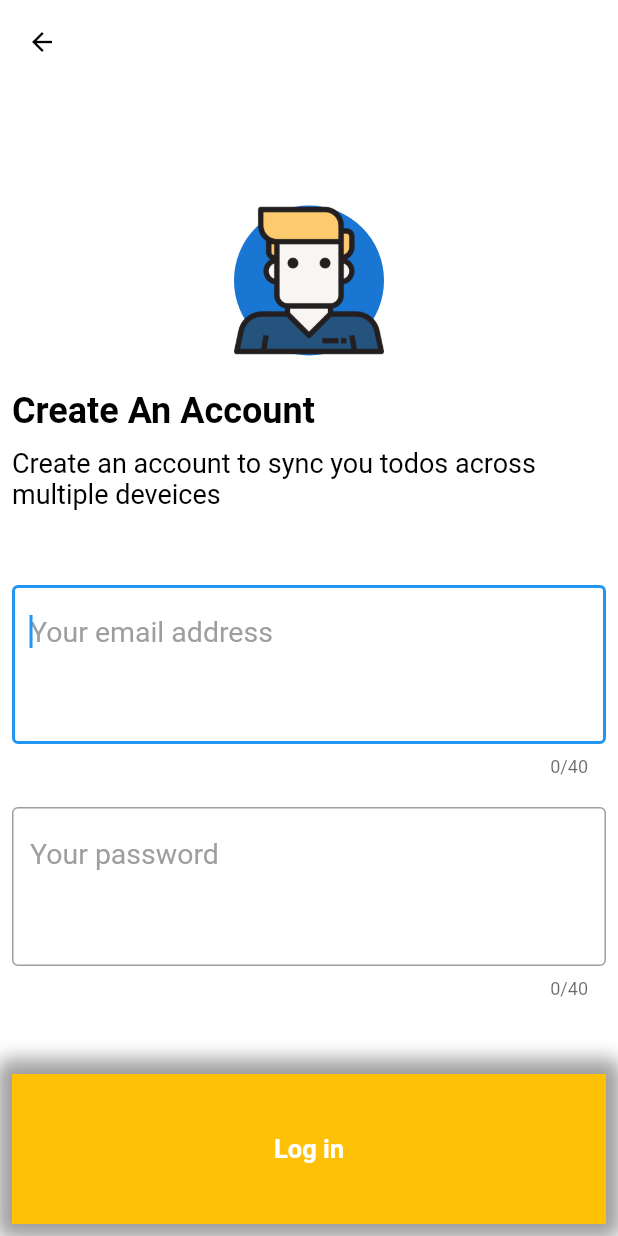
After one commit to the-Jinxist/FlutterTodoApp, a Flutter app: the AuthPage screen opened directly, on a phone screen of 412 x 824 dp. The commit adds this screen. Run offline on Flutter 3.47's test engine with Material 2 defaults, Android fonts, the phone set to English and light mode, and no system bars; our stand-ins replace sqflite; accounts and stored records are empty; Roboto replaces fonts that are missing (Montesserat); project files that could hold a hidden picture were left out.

Commit message:
Added Auth Page. Preparing ground for Firebasing!

```diff
--- a/lib/database/Constants.dart
+++ b/lib/database/Constants.dart
@@ -4,5 +4,6 @@ class Constants{
 
   static const ON_GOING = "onGoing";
   static const COMPLETED = "completed";
+  static const MONTESSARAT_FAMILY = "Montesserat";
 
 }
--- a/lib/pages/add_todo_page.dart
+++ b/lib/pages/add_todo_page.dart
@@ -75,10 +75,6 @@ class _AddTodoPageState extends State<AddTodoPage> {
                         color: Colors.white
                       )
                     ),
-                    errorText: "Plese add a valid todo title",
-                    errorStyle:  new TextStyle(
-                      fontFamily: "Montesserat", fontSize: 20.0, fontWeight: FontWeight.bold, color: Colors.red,
-                    ),
                     hintText: "Add Todo Title",
                     hintStyle:  new TextStyle(
                         fontFamily: "Montesserat", fontSize: 20.0, fontWeight: FontWeight.bold, color: Colors.grey,
@@ -123,10 +119,6 @@ class _AddTodoPageState extends State<AddTodoPage> {
                         borderSide: BorderSide(
                             color: Colors.white
                         )
-                    ),
-                    errorText: "Plese add a valid todo description",
-                    errorStyle:  new TextStyle(
-                      fontFamily: "Montesserat", fontSize: 19.0, color: Colors.red,
                     ),
                     hintText: "Add Todo Description",
                     hintStyle:  new TextStyle(
--- /dev/null
+++ b/lib/pages/auth_page.dart
@@ -0,0 +1,140 @@
+import 'package:flutter/material.dart';
+import 'package:todo_app/database/Constants.dart';
+
+class AuthPage extends StatefulWidget {
+  @override
+  _AuthPageState createState() => _AuthPageState();
+}
+
+class _AuthPageState extends State<AuthPage> {
+
+  String email;
+  String password;
+
+  @override
+  Widget build(BuildContext context) {
+    return Scaffold(
+      appBar: AppBar(
+        elevation: 0.0,
+        backgroundColor: Colors.white,
+        leading: GestureDetector(
+          onTap: (){
+            Navigator.pop(context);
+          },
+          child: Icon(Icons.arrow_back, color: Colors.black, size: 20.0,),
+        ),
+      ),
+      body: Container(
+        color: Colors.white,
+        child: Padding(
+          padding: const EdgeInsets.all(8.0),
+          child: Column(
+            mainAxisAlignment: MainAxisAlignment.start,
+            crossAxisAlignment: CrossAxisAlignment.start,
+            children: <Widget>[
+              SizedBox(height: 50.0,),
+              Expanded(
+                child: Align(
+                  alignment: Alignment.center,
+                  child: CircleAvatar(radius: 50.0, child: Image.asset('assets/images/user.png', fit: BoxFit.fill,),),
+                ),
+              ),
+              Text("Create An Account", style: new TextStyle(color: Colors.black, fontSize: 24.0, fontFamily: Constants.MONTESSARAT_FAMILY, fontWeight: FontWeight.bold),),
+              SizedBox(height: 10.0,),
+              Text("Create an account to sync you todos across multiple deveices", style: new TextStyle(color: Colors.black, fontSize: 18.0, fontFamily: Constants.MONTESSARAT_FAMILY),),
+              SizedBox(height: 50.0,),
+              Form( child: Column(
+                  children: <Widget>[
+                    TextFormField(
+                      validator: (value){
+                        if(value.isEmpty){
+                          return "Please input a valid email";
+                        }else{
+                           email = value.trim();
+                          return null;
+                        }
+
+                      },
+                      maxLines: 3,
+                      maxLength: 40,
+                      autocorrect: true,
+                      decoration: InputDecoration(
+                        alignLabelWithHint: true,
+                        border: OutlineInputBorder(
+                            borderSide: BorderSide(
+                                color: Colors.black,
+                            )
+                        ),
+
+                        hintText: "Your email address",
+                        hintStyle:  new TextStyle(
+                          fontFamily: "Montesserat", fontSize: 19.0, color: Colors.grey,
+                        ),
+                      ),
+                      keyboardType: TextInputType.emailAddress,
+                      autofocus: true,
+                      style: new TextStyle(
+                          fontFamily: "Montesserat",
+                          fontSize: 19.0
+                      ),
+                    ),
+                    SizedBox(height: 20.0,),
+                    TextFormField(
+                      validator: (value){
+                        if(value.isEmpty){
+                          return "Please input a valid password";
+                        }else{
+                          email = value.trim();
+                          return null;
+                        }
+
+                      },
+                      maxLines: 3,
+                      maxLength: 40,
+                      autocorrect: true,
+                      decoration: InputDecoration(
+                        alignLabelWithHint: true,
+                        border: OutlineInputBorder(
+                            borderSide: BorderSide(
+                              color: Colors.black,
+                            )
+                        ),
+                        hintText: "Your password",
+                        hintStyle:  new TextStyle(
+                          fontFamily: "Montesserat", fontSize: 19.0, color: Colors.grey,
+                        ),
+                      ),
+                      obscureText: true,
+                      keyboardType: TextInputType.emailAddress,
+                      autofocus: true,
+                      style: new TextStyle(
+                          fontFamily: "Montesserat",
+                          fontSize: 19.0
+                      ),
+                    ),
+                    SizedBox(height: 50.0,),
+                    GestureDetector(
+                      child: Container(
+                        height: 100.0,
+                        width: double.infinity,
+                        color: Colors.amber,
+                        decoration: BoxDecoration(
+                          borderRadius: BorderRadius.circular(7.0),
+                          boxShadow: [BoxShadow(color: Colors.grey, spreadRadius: 10.0, blurRadius: 10.0)],
+                          color: Colors.amber
+                        ),
+                        child: Center(
+                          child: Text("Log in", style: new TextStyle(color: Colors.white, fontFamily: Constants.MONTESSARAT_FAMILY, fontSize: 17.0, fontWeight: FontWeight.bold),),
+                        ),
+                      ),
+                    )
+                  ],
+                )
+              )
+            ],
+          ),
+        ),
+      ),
+    );
+  }
+}
--- a/lib/pages/todo_page.dart
+++ b/lib/pages/todo_page.dart
@@ -3,6 +3,7 @@ import 'package:flutter/material.dart';
 import 'completed_page.dart';
 import 'ongoing_page.dart';
 import 'add_todo_page.dart';
+import 'auth_page.dart';
 
 class TodoPageContainer extends StatelessWidget {
   @override
@@ -114,7 +115,7 @@ class _TodoPageState extends State<TodoPage> {
                           alignment: Alignment.centerRight,
                           child: InkWell(
                             onTap: (){
-
+                              Navigator.push(context, MaterialPageRoute(builder: (context) => AuthPage()));
                             },
                               child: Padding(
                                 padding: const EdgeInsets.only(right: 20.0, top: 5.0, bottom: 5.0),
```
